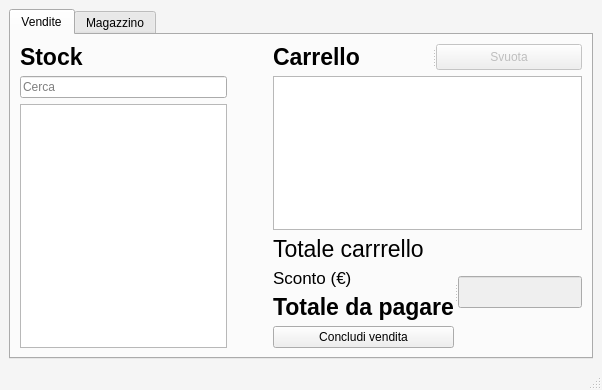
salvogalati/pokemon-card-sales-manager, file Demo_PyQt/main.ui: the form before one commit.
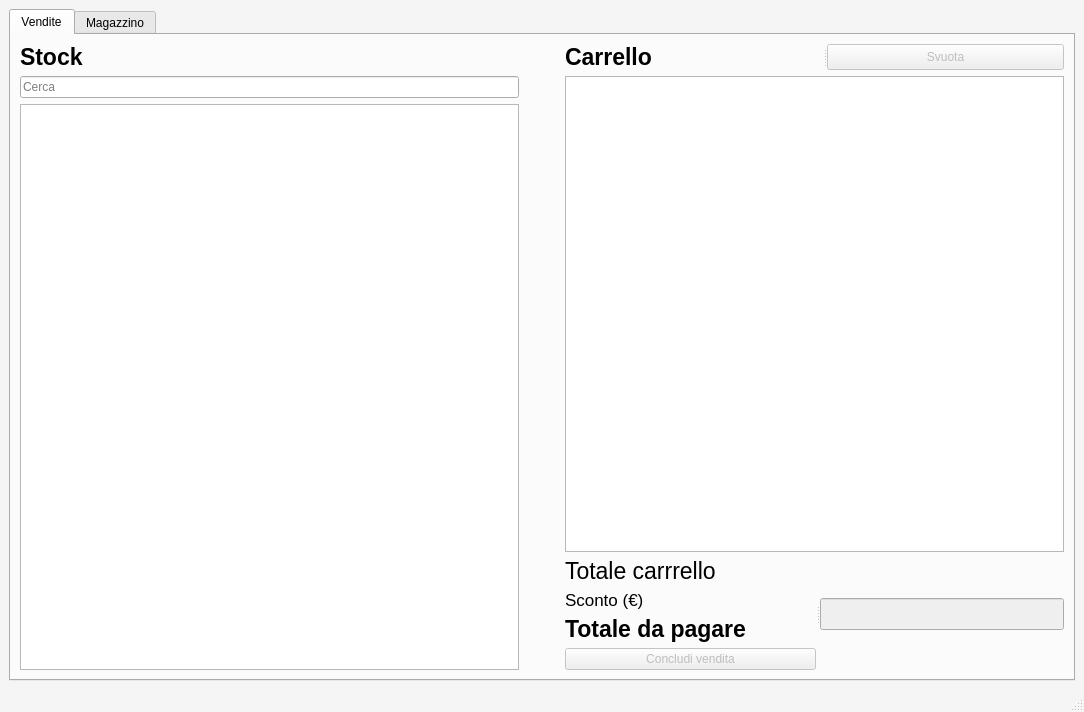
The form after the commit. Icons and pictures are not drawn.

Diff of the .ui file:
```diff
--- a/Demo_PyQt/main.ui
+++ b/Demo_PyQt/main.ui
@@ -6,8 +6,8 @@
    <rect>
     <x>0</x>
     <y>0</y>
-    <width>602</width>
-    <height>390</height>
+    <width>1084</width>
+    <height>712</height>
    </rect>
   </property>
   <property name="windowTitle">
@@ -138,7 +138,7 @@
             <property name="orientation">
              <enum>Qt::Horizontal</enum>
             </property>
-            <widget class="QWidget" name="">
+            <widget class="QWidget" name="layoutWidget">
              <layout class="QVBoxLayout" name="verticalLayout_3">
               <item>
                <widget class="QLabel" name="label_totale_carrello_testo">
@@ -181,7 +181,10 @@
                </widget>
               </item>
               <item>
-               <widget class="QPushButton" name="pushButton">
+               <widget class="QPushButton" name="button_concludi_vendita">
+                <property name="enabled">
+                 <bool>false</bool>
+                </property>
                 <property name="text">
                  <string>Concludi vendita</string>
                 </property>
@@ -189,7 +192,7 @@
               </item>
              </layout>
             </widget>
-            <widget class="QWidget" name="">
+            <widget class="QWidget" name="layoutWidget">
              <layout class="QVBoxLayout" name="verticalLayout_2">
               <item>
                <widget class="QLabel" name="label_totale_carrello">
```
Left out of the diff: 10 changed lines with no effect on the pictures.
